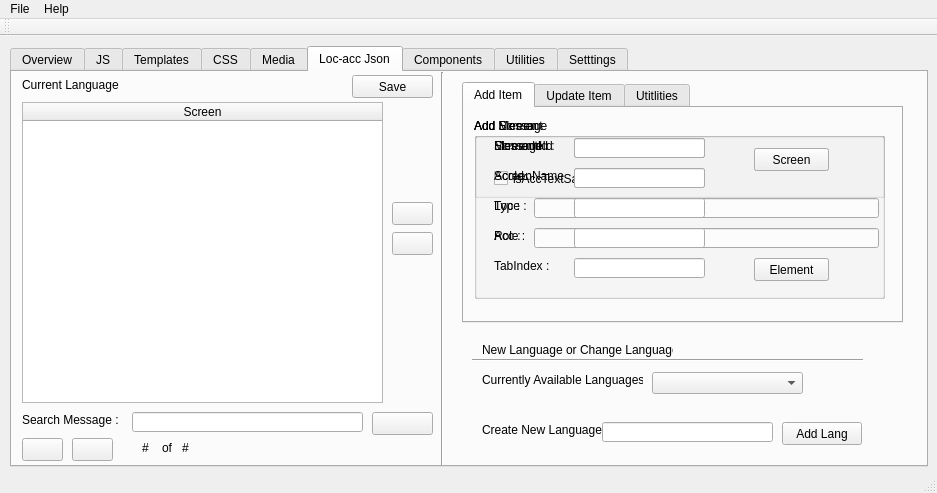
Before: the Qt Designer form mainwindow.ui in vihangpatel/WatchDog2, drawn with Qt 5.
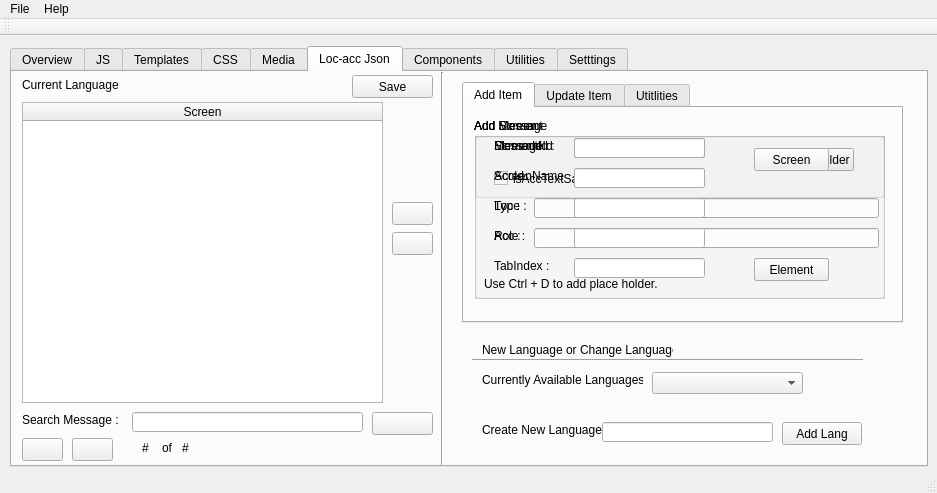
After: the same form once the commit is applied. The open tabs and pages were chosen to show the change. Icons and pictures are not drawn.

Commit message: Add place holder functionality for loc acc text.

Patch:
```diff
--- a/mainwindow.ui
+++ b/mainwindow.ui
@@ -970,12 +970,28 @@
           <rect>
            <x>280</x>
            <y>30</y>
-           <width>75</width>
+           <width>100</width>
            <height>23</height>
           </rect>
          </property>
          <property name="text">
-          <string>Place holder</string>
+          <string>Add Place holder</string>
+         </property>
+         <property name="shortcut">
+          <string>Ctrl+D</string>
+         </property>
+        </widget>
+        <widget class="QLabel" name="label_51">
+         <property name="geometry">
+          <rect>
+           <x>10</x>
+           <y>158</y>
+           <width>271</width>
+           <height>16</height>
+          </rect>
+         </property>
+         <property name="text">
+          <string>Use Ctrl + D to add place holder.</string>
          </property>
         </widget>
        </widget>
```
Left out of the diff: 25 changed lines with no effect on the pictures. The commit also changes 2 other files.
